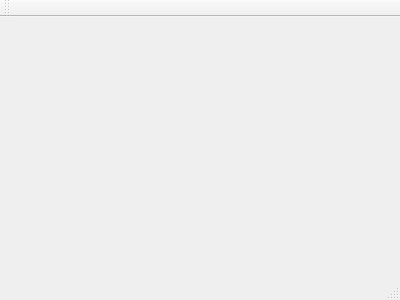
First picture: the form in InventoryManagement/homepage.ui, repository bkinney91/InventoryManagement, before the edit.
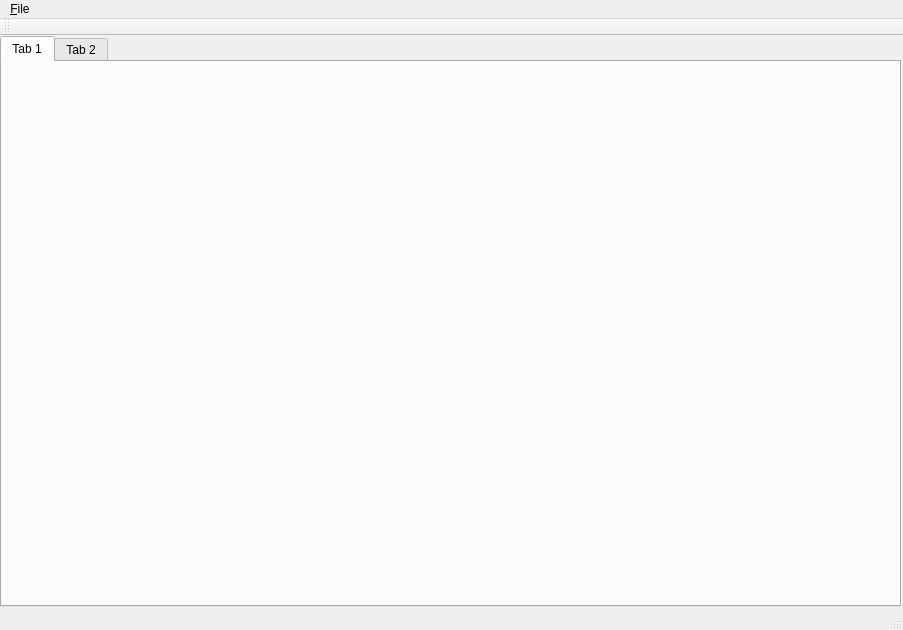
Second picture: the form after the edit.

Commit message: added transition from login to homepage

Diff of the .ui file:
```diff
--- a/InventoryManagement/homepage.ui
+++ b/InventoryManagement/homepage.ui
@@ -1,24 +1,74 @@
 <ui version="4.0">
  <class>HomePage</class>
- <widget class="QMainWindow" name="HomePage" >
-  <property name="geometry" >
+ <widget class="QMainWindow" name="HomePage">
+  <property name="geometry">
    <rect>
     <x>0</x>
     <y>0</y>
-    <width>400</width>
-    <height>300</height>
+    <width>903</width>
+    <height>630</height>
    </rect>
   </property>
   <property name="windowTitle" >
    <string>HomePage</string>
   </property>
-  <widget class="QMenuBar" name="menuBar" />
-  <widget class="QToolBar" name="mainToolBar" />
-  <widget class="QWidget" name="centralWidget" />
-  <widget class="QStatusBar" name="statusBar" />
+  <widget class="QWidget" name="centralWidget">
+   <widget class="QTabWidget" name="tabWidget">
+    <property name="geometry">
+     <rect>
+      <x>0</x>
+      <y>0</y>
+      <width>901</width>
+      <height>571</height>
+     </rect>
+    </property>
+    <property name="currentIndex">
+     <number>0</number>
+    </property>
+    <widget class="QWidget" name="tab">
+     <attribute name="title">
+      <string>Tab 1</string>
+     </attribute>
+    </widget>
+    <widget class="QWidget" name="tab_2">
+     <attribute name="title">
+      <string>Tab 2</string>
+     </attribute>
+    </widget>
+   </widget>
+  </widget>
+  <widget class="QMenuBar" name="menuBar">
+   <property name="geometry">
+    <rect>
+     <x>0</x>
+     <y>0</y>
+     <width>903</width>
+     <height>25</height>
+    </rect>
+   </property>
+   <widget class="QMenu" name="menu_File">
+    <property name="title">
+     <string>&amp;File</string>
+    </property>
+   </widget>
+   <addaction name="menu_File"/>
+  </widget>
+  <widget class="QToolBar" name="mainToolBar">
+   <attribute name="toolBarArea">
+    <enum>TopToolBarArea</enum>
+   </attribute>
+   <attribute name="toolBarBreak">
+    <bool>false</bool>
+   </attribute>
+  </widget>
+  <widget class="QStatusBar" name="statusBar"/>
+  <action name="actionExit">
+   <property name="text">
+    <string>Exit</string>
+   </property>
+  </action>
  </widget>
- <layoutDefault spacing="6" margin="11" />
- <pixmapfunction></pixmapfunction>
+ <layoutdefault spacing="6" margin="11"/>
  <resources/>
  <connections/>
 </ui>
```
Left out of the diff: 3 changed lines with no effect on the pictures. The commit also changes 5 other files.
